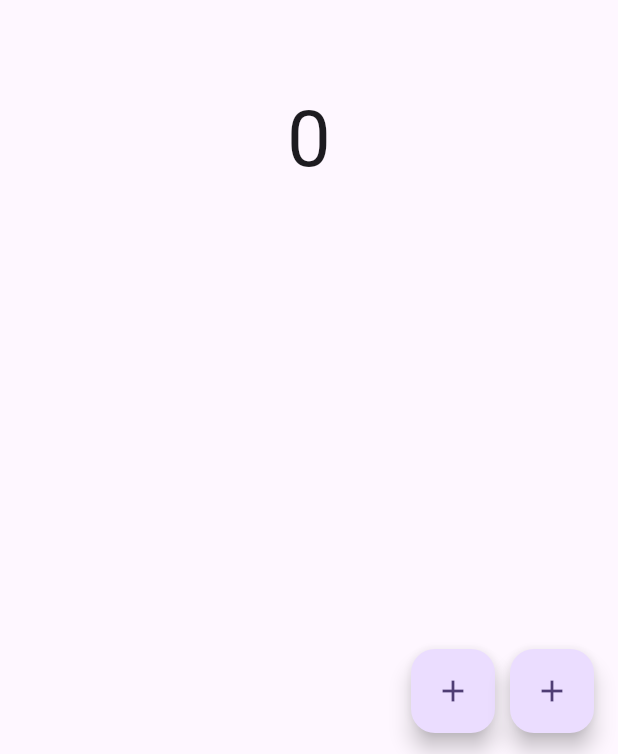
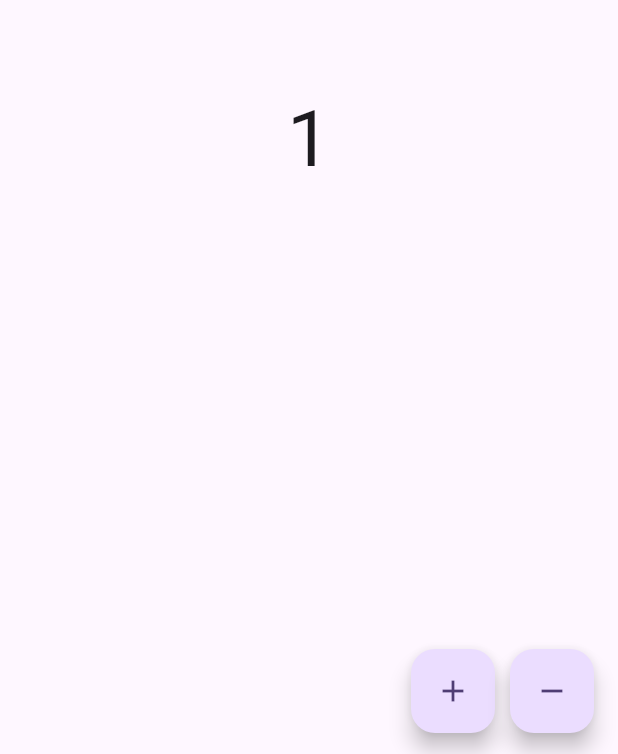
Before and after one commit to Bullets-jyr/my_counter_bloc_new, a Flutter app: the screen it shows after launch, after a tap on the "add" icon, on a phone screen of 412 x 824 dp. Shown: the part 479-1233 px from the top of the screen. Run offline on Flutter 3.47's test engine with Material 3 defaults, Android fonts, the light colour scheme and no system bars; our stand-ins replace bloc, equatable, flutter_bloc.

Commit message:
11. Bloc을 사용하는 첫번째 App

```diff
--- /dev/null
+++ b/lib/blocs/counter/counter_bloc.dart
@@ -0,0 +1,22 @@
+import 'package:bloc/bloc.dart';
+import 'package:equatable/equatable.dart';
+
+part 'counter_event.dart';
+part 'counter_state.dart';
+
+class CounterBloc extends Bloc<CounterEvent, CounterState> {
+  CounterBloc() : super(CounterState.initial()) {
+    on<IncrementCounterEvent>((event, emit) {
+      emit(state.copyWith(counter: state.counter + 1));
+    });
+
+    on<DecrementCounterEvent>(_decrementCounter);
+  }
+
+  void _decrementCounter(
+      DecrementCounterEvent event,
+      Emitter<CounterState> emit,
+      ) {
+    emit(state.copyWith(counter: state.counter - 1));
+  }
+}
--- /dev/null
+++ b/lib/blocs/counter/counter_event.dart
@@ -0,0 +1,12 @@
+part of 'counter_bloc.dart';
+
+sealed class CounterEvent extends Equatable {
+  const CounterEvent();
+
+  @override
+  List<Object> get props => [];
+}
+
+final class IncrementCounterEvent extends CounterEvent {}
+
+final class DecrementCounterEvent extends CounterEvent {}
--- /dev/null
+++ b/lib/blocs/counter/counter_state.dart
@@ -0,0 +1,27 @@
+part of 'counter_bloc.dart';
+
+final class CounterState extends Equatable {
+  final int counter;
+
+  const CounterState({
+    required this.counter,
+  });
+
+  factory CounterState.initial() {
+    return const CounterState(counter: 0);
+  }
+
+  @override
+  List<Object> get props => [counter];
+
+  @override
+  String toString() => 'CounterState(counter: $counter)';
+
+  CounterState copyWith({
+    int? counter,
+  }) {
+    return CounterState(
+      counter: counter ?? this.counter,
+    );
+  }
+}
--- a/lib/main.dart
+++ b/lib/main.dart
@@ -1,4 +1,8 @@
 import 'package:flutter/material.dart';
+import 'package:flutter_bloc/flutter_bloc.dart';
+import 'package:my_counter_bloc/blocs/counter/counter_bloc.dart';
+
+import 'other_page.dart';
 
 void main() {
   runApp(const MyApp());
@@ -9,7 +13,9 @@ class MyApp extends StatelessWidget {
 
   @override
   Widget build(BuildContext context) {
-    return MaterialApp(
+    return BlocProvider<CounterBloc>(
+      create: (context) => CounterBloc(),
+      child: MaterialApp(
         title: 'MyCounter Bloc',
         debugShowCheckedModeBanner: false,
         theme: ThemeData(
@@ -17,6 +23,7 @@ class MyApp extends StatelessWidget {
           useMaterial3: true,
         ),
         home: const MyHomePage(),
+      ),
     );
   }
 }
@@ -27,25 +34,51 @@ class MyHomePage extends StatelessWidget {
   @override
   Widget build(BuildContext context) {
     return Scaffold(
-      body: const Center(
+      body: BlocListener<CounterBloc, CounterState>(
+        listener: (context, state) {
+          if (state.counter == 3) {
+            showDialog(
+              context: context,
+              builder: (context) {
+                return AlertDialog(
+                  content: Text('counter is ${state.counter}'),
+                );
+              },
+            );
+          } else if (state.counter == -1) {
+            Navigator.push(
+              context,
+              MaterialPageRoute(builder: (context) {
+                return OtherPage();
+              }),
+            );
+          }
+        },
+        child: Center(
           child: Text(
-          '0',
+            '${context.watch<CounterBloc>().state.counter}',
             style: TextStyle(fontSize: 52.0),
+          ),
         ),
       ),
       floatingActionButton: Row(
         mainAxisAlignment: MainAxisAlignment.end,
         children: [
           FloatingActionButton(
-            onPressed: () {},
+            onPressed: () {
+              BlocProvider.of<CounterBloc>(context)
+                  .add(IncrementCounterEvent());
+            },
             heroTag: 'increment',
             child: const Icon(Icons.add),
           ),
           const SizedBox(width: 10.0),
           FloatingActionButton(
-            onPressed: () {},
+            onPressed: () {
+              context.read<CounterBloc>().add(DecrementCounterEvent());
+            },
             heroTag: 'decrement',
-            child: const Icon(Icons.add),
+            child: const Icon(Icons.remove),
           ),
         ],
       ),
```
Also changed, not shown: 2 other files. Lines whose indentation alone changed are shown as unchanged.
